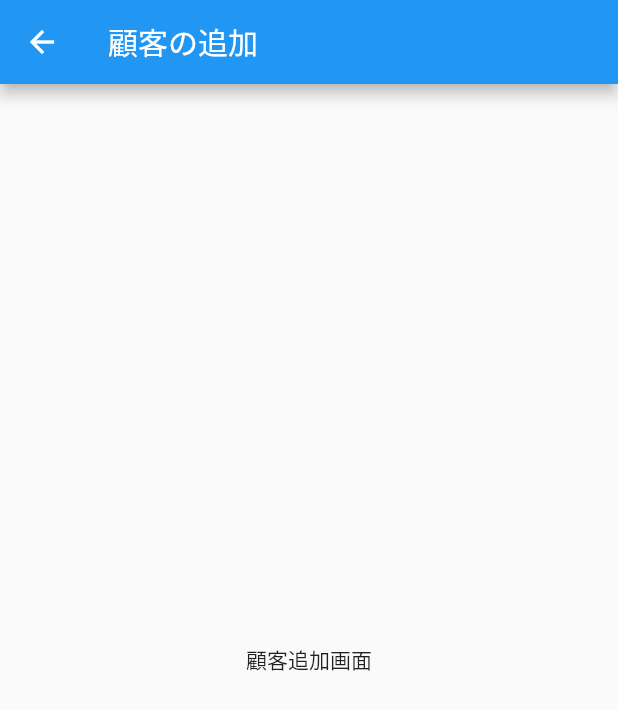
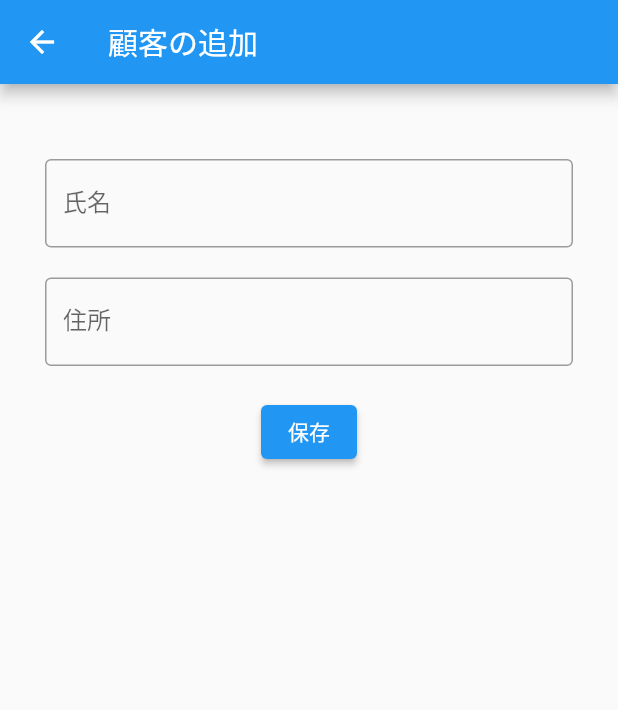
Before and after one commit to marokoro7636/CustomerManagement, a Flutter app: the CustomerAddScreen screen opened directly, on a phone screen of 412 x 824 dp. Shown: the top 710 px of the screen. Run offline on Flutter 3.47's test engine with Material 2 defaults, Android fonts, the phone set to English and light mode, and no system bars; our stand-ins replace hooks_riverpod.

Commit message:
Add input form

```diff
--- a/lib/ui/customer/customer_add_screen.dart
+++ b/lib/ui/customer/customer_add_screen.dart
@@ -1,17 +1,64 @@
 import 'package:flutter/material.dart';
 import 'package:hooks_riverpod/hooks_riverpod.dart';
+import 'package:customer_management/ui/customer/customer_add_viewmodel.dart';
 
 class CustomerAddScreen extends HookConsumerWidget {
   const CustomerAddScreen({Key? key}) : super(key: key);
 
   @override
   Widget build(BuildContext context, WidgetRef ref) {
+    final globalKey = ref.watch(formKeyProvider);
+    final notifier = ref.watch(customerInfoStateProvider.notifier);
+
     return Scaffold(
       appBar: AppBar(
         title: const Text('顧客の追加'),
       ),
-      body: const Center(
-        child: Text('顧客追加画面'),
+      body: Center(
+        child: Container(
+          padding: const EdgeInsets.all(30),
+          child: Form(
+              key: globalKey,
+              child: Column(
+                children: [
+                  const SizedBox(height: 20),
+                  TextFormField(
+                    decoration: const InputDecoration(
+                      border: OutlineInputBorder(),
+                      labelText: '氏名',
+                    ),
+                    validator: (value) {
+                      if (value == null || value.isEmpty) {
+                        return 'Please enter some text';
+                      }
+                      return null;
+                    },
+                  ),
+                  const SizedBox(height: 20),
+                  TextFormField(
+                    decoration: const InputDecoration(
+                      border: OutlineInputBorder(),
+                      labelText: '住所',
+                    ),
+                    validator: (value) {
+                      if (value == null || value.isEmpty) {
+                        return 'Please enter some text';
+                      }
+                      return null;
+                    },
+                  ),
+                  const SizedBox(height: 20),
+                  ElevatedButton(
+                      onPressed: () {
+                        if (globalKey.currentState!.validate()) {
+                          notifier.addCustomer();
+                        }
+                      },
+                      child: const Text('保存')
+                  )
+                ],
+              )),
+        ),
       ),
     );
   }
```
Also changed, not shown: lib/ui/customer/customer_add_viewmodel.dart (added, +31 -0 lines).
